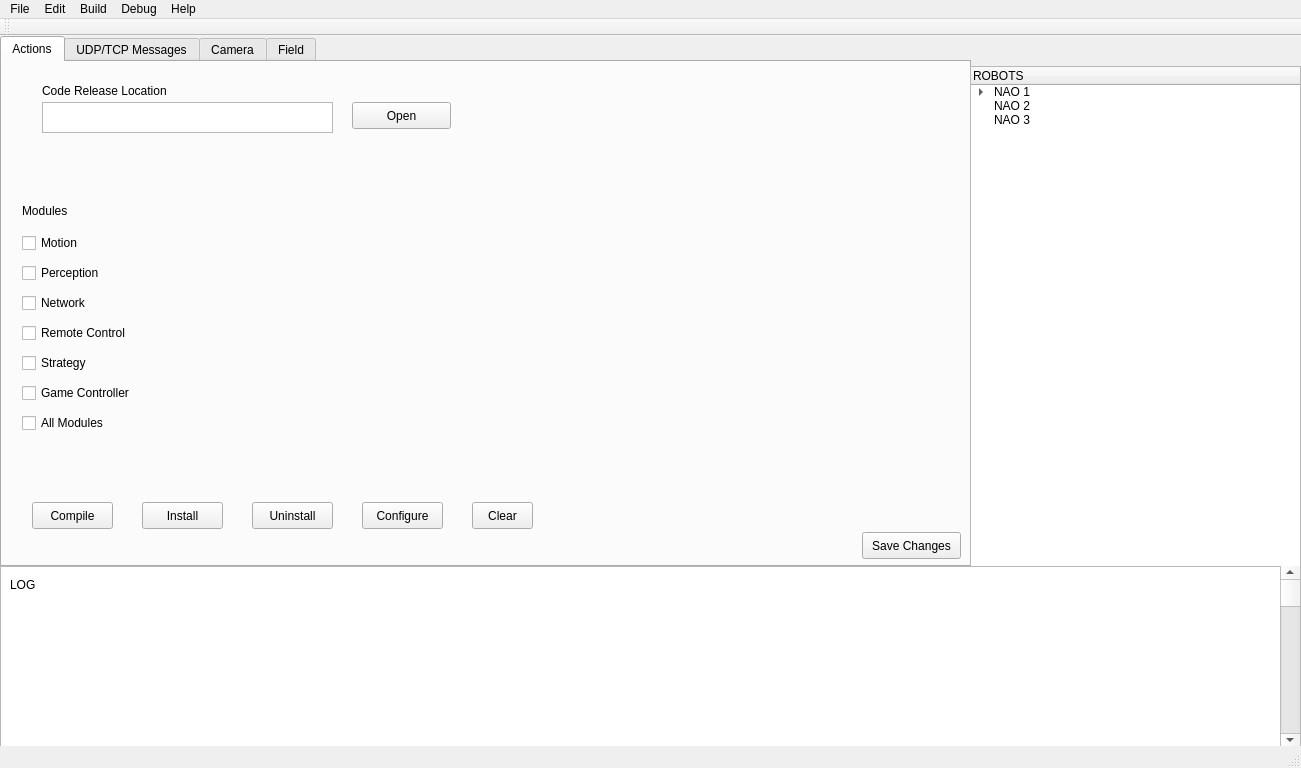
This is supervisorio/mainwindow.ui in pedrohsreis/Supervisorio as Qt 5 draws it before an edit. The edited form follows.
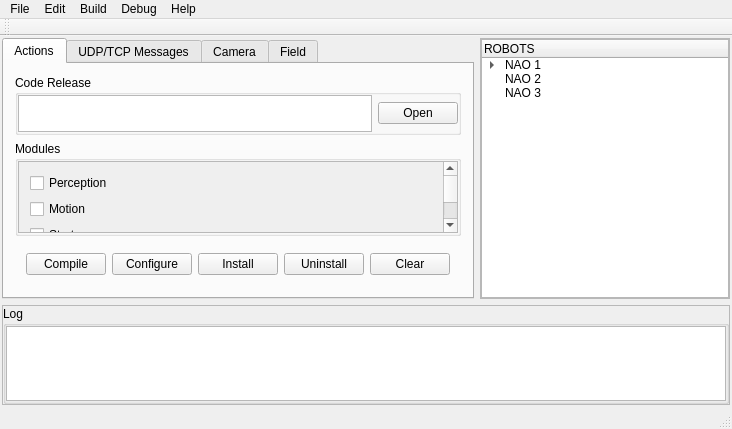
This is the edited form. Icons and pictures are not drawn.

Commit message: Novo design

The edit to the form file:
```diff
--- a/supervisorio/mainwindow.ui
+++ b/supervisorio/mainwindow.ui
@@ -6,8 +6,8 @@
    <rect>
     <x>0</x>
     <y>0</y>
-    <width>1301</width>
-    <height>768</height>
+    <width>714</width>
+    <height>425</height>
    </rect>
   </property>
   <property name="palette">
@@ -112,312 +112,307 @@
     <normaloff>../naoicon.png</normaloff>../naoicon.png</iconset>
   </property>
   <widget class="QWidget" name="centralWidget">
-   <widget class="QTabWidget" name="tabWidget">
+   <layout class="QGridLayout" name="gridLayout">
+    <property name="leftMargin">
+     <number>2</number>
+    </property>
+    <property name="topMargin">
+     <number>2</number>
+    </property>
+    <property name="rightMargin">
+     <number>2</number>
+    </property>
+    <property name="bottomMargin">
+     <number>2</number>
+    </property>
+    <item row="0" column="0">
+     <layout class="QVBoxLayout" name="mainVerticalLayout">
+      <item>
+       <layout class="QHBoxLayout" name="horizontalLayout">
+        <item>
+         <widget class="QTabWidget" name="mainTabs">
     <property name="enabled">
      <bool>true</bool>
     </property>
-    <property name="geometry">
-     <rect>
-      <x>0</x>
-      <y>0</y>
-      <width>971</width>
-      <height>531</height>
-     </rect>
-    </property>
     <property name="currentIndex">
      <number>0</number>
     </property>
-    <widget class="QWidget" name="tab">
+          <widget class="QWidget" name="tabActions">
      <attribute name="title">
       <string>Actions</string>
      </attribute>
+           <layout class="QGridLayout" name="gridLayout_5">
+            <item row="0" column="0">
+             <layout class="QVBoxLayout" name="actionVertical">
+              <item>
+               <widget class="QGroupBox" name="gboxCodeRelease">
+                <property name="sizePolicy">
+                 <sizepolicy hsizetype="Preferred" vsizetype="Fixed">
+                  <horstretch>0</horstretch>
+                  <verstretch>0</verstretch>
+                 </sizepolicy>
+                </property>
+                <property name="minimumSize">
+                 <size>
+                  <width>0</width>
+                  <height>0</height>
+                 </size>
+                </property>
+                <property name="maximumSize">
+                 <size>
+                  <width>16777215</width>
+                  <height>60</height>
+                 </size>
+                </property>
+                <property name="title">
+                 <string>Code Release</string>
+                </property>
+                <layout class="QHBoxLayout" name="horizontalLayout_2">
+                 <property name="leftMargin">
+                  <number>0</number>
+                 </property>
+                 <property name="topMargin">
+                  <number>0</number>
+                 </property>
+                 <property name="rightMargin">
+                  <number>0</number>
+                 </property>
+                 <property name="bottomMargin">
+                  <number>0</number>
+                 </property>
+                 <item>
+                  <widget class="QTextEdit" name="TECodeRelease"/>
+                 </item>
+                 <item>
      <widget class="QPushButton" name="pushButton">
-      <property name="geometry">
-       <rect>
-        <x>350</x>
-        <y>40</y>
-        <width>99</width>
-        <height>27</height>
-       </rect>
-      </property>
       <property name="text">
        <string>Open</string>
       </property>
      </widget>
-     <widget class="QCheckBox" name="checkBox">
-      <property name="geometry">
-       <rect>
-        <x>20</x>
-        <y>170</y>
-        <width>97</width>
-        <height>22</height>
-       </rect>
-      </property>
-      <property name="palette">
-       <palette>
-        <active>
-         <colorrole role="ButtonText">
-          <brush brushstyle="SolidPattern">
-           <color alpha="255">
-            <red>50</red>
-            <green>50</green>
-            <blue>50</blue>
-           </color>
-          </brush>
-         </colorrole>
-        </active>
-        <inactive>
-         <colorrole role="ButtonText">
-          <brush brushstyle="SolidPattern">
-           <color alpha="255">
-            <red>50</red>
-            <green>50</green>
-            <blue>50</blue>
-           </color>
-          </brush>
-         </colorrole>
-        </inactive>
-        <disabled>
-         <colorrole role="ButtonText">
-          <brush brushstyle="SolidPattern">
-           <color alpha="255">
-            <red>159</red>
-            <green>158</green>
-            <blue>158</blue>
-           </color>
-          </brush>
-         </colorrole>
-        </disabled>
-       </palette>
-      </property>
-      <property name="text">
-       <string>Motion</string>
-      </property>
-     </widget>
-     <widget class="QCheckBox" name="checkBox_3">
+                 </item>
+                </layout>
+               </widget>
+              </item>
+              <item>
+               <widget class="QGroupBox" name="gboxModules">
+                <property name="title">
+                 <string>Modules</string>
+                </property>
+                <layout class="QVBoxLayout" name="verticalLayout_2">
+                 <property name="leftMargin">
+                  <number>0</number>
+                 </property>
+                 <property name="topMargin">
+                  <number>0</number>
+                 </property>
+                 <property name="rightMargin">
+                  <number>0</number>
+                 </property>
+                 <property name="bottomMargin">
+                  <number>0</number>
+                 </property>
+                 <item>
+                  <widget class="QScrollArea" name="scrollArea">
+                   <property name="widgetResizable">
+                    <bool>true</bool>
+                   </property>
+                   <widget class="QWidget" name="scrollAreaWidgetContents">
       <property name="geometry">
        <rect>
-        <x>20</x>
-        <y>200</y>
-        <width>101</width>
-        <height>22</height>
-       </rect>
-      </property>
+                      <x>0</x>
+                      <y>0</y>
+                      <width>404</width>
+                      <height>186</height>
+                     </rect>
+                    </property>
+                    <layout class="QVBoxLayout" name="verticalLayout_3">
+                     <item>
+                      <widget class="QCheckBox" name="chkPerception">
       <property name="text">
        <string>Perception</string>
       </property>
      </widget>
+                     </item>
+                     <item>
+                      <widget class="QCheckBox" name="chkMotion">
+                       <property name="palette">
+                        <palette>
+                         <active>
+                          <colorrole role="ButtonText">
+                           <brush brushstyle="SolidPattern">
+                            <color alpha="255">
+                             <red>50</red>
+                             <green>50</green>
+                             <blue>50</blue>
+                            </color>
+                           </brush>
+                          </colorrole>
+                         </active>
+                         <inactive>
+                          <colorrole role="ButtonText">
+                           <brush brushstyle="SolidPattern">
+                            <color alpha="255">
+                             <red>50</red>
+                             <green>50</green>
+                             <blue>50</blue>
+                            </color>
+                           </brush>
+                          </colorrole>
+                         </inactive>
+                         <disabled>
+                          <colorrole role="ButtonText">
+                           <brush brushstyle="SolidPattern">
+                            <color alpha="255">
+                             <red>159</red>
+                             <green>158</green>
+                             <blue>158</blue>
+                            </color>
+                           </brush>
+                          </colorrole>
+                         </disabled>
+                        </palette>
+                       </property>
+                       <property name="text">
+                        <string>Motion</string>
+                       </property>
+                      </widget>
+                     </item>
+                     <item>
+                      <widget class="QCheckBox" name="chkStrategy">
+                       <property name="text">
+                        <string>Strategy</string>
+                       </property>
+                      </widget>
+                     </item>
+                     <item>
+                      <widget class="QCheckBox" name="chkRemoteControl">
+                       <property name="text">
+                        <string>Remote Control</string>
+                       </property>
+                      </widget>
+                     </item>
+                     <item>
+                      <widget class="QCheckBox" name="chkGameController">
+                       <property name="text">
+                        <string>Game Controller</string>
+                       </property>
+                      </widget>
+                     </item>
+                     <item>
+                      <widget class="QCheckBox" name="chkNetwork">
+                       <property name="text">
+                        <string>Network</string>
+                       </property>
+                      </widget>
+                     </item>
+                    </layout>
+                   </widget>
+                  </widget>
+                 </item>
+                </layout>
+               </widget>
+              </item>
+              <item>
+               <widget class="QWidget" name="horizontalWidget_2" native="true">
+                <property name="sizePolicy">
+                 <sizepolicy hsizetype="Preferred" vsizetype="Preferred">
+                  <horstretch>0</horstretch>
+                  <verstretch>0</verstretch>
+                 </sizepolicy>
+                </property>
+                <layout class="QHBoxLayout" name="layoutCodeActions">
+                 <item>
      <widget class="QPushButton" name="pushButton_2">
-      <property name="geometry">
-       <rect>
-        <x>30</x>
-        <y>440</y>
-        <width>81</width>
-        <height>27</height>
-       </rect>
-      </property>
       <property name="text">
        <string>Compile</string>
       </property>
      </widget>
+                 </item>
+                 <item>
+                  <widget class="QPushButton" name="pushButton_6">
+                   <property name="text">
+                    <string>Configure</string>
+                   </property>
+                  </widget>
+                 </item>
+                 <item>
      <widget class="QPushButton" name="pushButton_3">
-      <property name="geometry">
-       <rect>
-        <x>140</x>
-        <y>440</y>
-        <width>81</width>
-        <height>27</height>
-       </rect>
-      </property>
       <property name="text">
        <string>Install</string>
       </property>
      </widget>
+                 </item>
+                 <item>
      <widget class="QPushButton" name="pushButton_4">
-      <property name="geometry">
-       <rect>
-        <x>250</x>
-        <y>440</y>
-        <width>81</width>
-        <height>27</height>
-       </rect>
-      </property>
       <property name="text">
        <string>Uninstall</string>
       </property>
      </widget>
+                 </item>
+                 <item>
      <widget class="QPushButton" name="pushButton_5">
-      <property name="geometry">
-       <rect>
-        <x>470</x>
-        <y>440</y>
-        <width>61</width>
-        <height>27</height>
-       </rect>
-      </property>
       <property name="text">
        <string>Clear</string>
       </property>
      </widget>
-     <widget class="QPushButton" name="pushButton_6">
-      <property name="geometry">
-       <rect>
-        <x>360</x>
-        <y>440</y>
-        <width>81</width>
-        <height>27</height>
-       </rect>
-      </property>
-      <property name="text">
-       <string>Configure</string>
-      </property>
-     </widget>
-     <widget class="QPushButton" name="pushButton_7">
-      <property name="geometry">
-       <rect>
-        <x>860</x>
-        <y>470</y>
-        <width>99</width>
-        <height>27</height>
-       </rect>
-      </property>
-      <property name="text">
-       <string>Save Changes</string>
-      </property>
-     </widget>
-     <widget class="QTextEdit" name="TECodeRelease">
-      <property name="geometry">
-       <rect>
-        <x>40</x>
-        <y>40</y>
-        <width>291</width>
-        <height>31</height>
-       </rect>
-      </property>
-     </widget>
-     <widget class="QCheckBox" name="checkBox_4">
-      <property name="geometry">
-       <rect>
-        <x>20</x>
-        <y>230</y>
-        <width>97</width>
-        <height>22</height>
-       </rect>
-      </property>
-      <property name="text">
-       <string>Network</string>
-      </property>
-     </widget>
-     <widget class="QCheckBox" name="checkBox_5">
-      <property name="geometry">
-       <rect>
-        <x>20</x>
-        <y>260</y>
-        <width>141</width>
-        <height>22</height>
-       </rect>
-      </property>
-      <property name="text">
-       <string>Remote Control</string>
-      </property>
-     </widget>
-     <widget class="QCheckBox" name="checkBox_6">
-      <property name="geometry">
-       <rect>
-        <x>20</x>
-        <y>290</y>
-        <width>141</width>
-        <height>22</height>
-       </rect>
-      </property>
-      <property name="text">
-       <string>Strategy</string>
-      </property>
-     </widget>
-     <widget class="QCheckBox" name="checkBox_7">
-      <property name="geometry">
-       <rect>
-        <x>20</x>
-        <y>320</y>
-        <width>141</width>
-        <height>22</height>
-       </rect>
-      </property>
-      <property name="text">
-       <string>Game Controller</string>
-      </property>
-     </widget>
-     <widget class="QLabel" name="label_6">
-      <property name="geometry">
-       <rect>
-        <x>40</x>
-        <y>20</y>
-        <width>171</width>
-        <height>17</height>
-       </rect>
-      </property>
-      <property name="text">
-       <string>Code Release Location</string>
-      </property>
-     </widget>
-     <widget class="QLabel" name="label_7">
-      <property name="geometry">
-       <rect>
-        <x>20</x>
-        <y>140</y>
-        <width>111</width>
-        <height>17</height>
-       </rect>
-      </property>
-      <property name="text">
-       <string>Modules</string>
-      </property>
-     </widget>
-     <widget class="QCheckBox" name="checkBox_8">
-      <property name="geometry">
-       <rect>
-        <x>20</x>
-        <y>350</y>
-        <width>141</width>
-        <height>22</height>
-       </rect>
-      </property>
-      <property name="text">
-       <string>All Modules</string>
-      </property>
-     </widget>
-    </widget>
-    <widget class="QWidget" name="tab_2">
+                 </item>
+                </layout>
+               </widget>
+              </item>
+             </layout>
+            </item>
+           </layout>
+          </widget>
+          <widget class="QWidget" name="tabMessages">
      <attribute name="title">
       <string>UDP/TCP Messages</string>
      </attribute>
-     <widget class="QCheckBox" name="checkBox_2">
-      <property name="geometry">
-       <rect>
-        <x>20</x>
-        <y>20</y>
-        <width>141</width>
-        <height>22</height>
-       </rect>
-      </property>
-      <property name="text">
-       <string>Game Controller</string>
-      </property>
-     </widget>
-    </widget>
-    <widget class="QWidget" name="tab_3">
+          </widget>
+          <widget class="QWidget" name="tabCamera">
      <attribute name="title">
       <string>Camera</string>
      </attribute>
-     <widget class="QComboBox" name="comboBox">
-      <property name="geometry">
-       <rect>
-        <x>30</x>
-        <y>20</y>
-        <width>131</width>
-        <height>27</height>
-       </rect>
-      </property>
+           <layout class="QGridLayout" name="gridLayout_6">
+            <property name="leftMargin">
+             <number>2</number>
+            </property>
+            <property name="topMargin">
+             <number>2</number>
+            </property>
+            <property name="rightMargin">
+             <number>2</number>
+            </property>
+            <property name="bottomMargin">
+             <number>2</number>
+            </property>
+            <item row="0" column="0">
+             <layout class="QHBoxLayout" name="horizontalLayoutCamera">
+              <item>
+               <widget class="QGroupBox" name="gboxCameraSettings">
+                <property name="sizePolicy">
+                 <sizepolicy hsizetype="Fixed" vsizetype="Preferred">
+                  <horstretch>0</horstretch>
+                  <verstretch>0</verstretch>
+                 </sizepolicy>
+                </property>
+                <property name="minimumSize">
+                 <size>
+                  <width>200</width>
+                  <height>0</height>
+                 </size>
+                </property>
+                <property name="maximumSize">
+                 <size>
+                  <width>200</width>
+                  <height>16777215</height>
+                 </size>
+                </property>
+                <property name="title">
+                 <string>Settings</string>
+                </property>
+                <layout class="QVBoxLayout" name="verticalLayout_5">
+                 <item>
+                  <widget class="QComboBox" name="comboCameraImage">
       <item>
        <property name="text">
         <string>Change Image</string>
@@ -434,157 +429,196 @@
        </property>
       </item>
      </widget>
-     <widget class="QDialogButtonBox" name="buttonBox">
-      <property name="geometry">
-       <rect>
-        <x>770</x>
-        <y>460</y>
-        <width>176</width>
-        <height>27</height>
-       </rect>
-      </property>
-      <property name="standardButtons">
-       <set>QDialogButtonBox::Cancel|QDialogButtonBox::Ok</set>
-      </property>
-     </widget>
-     <widget class="QFrame" name="frame_3">
+                 </item>
+                 <item>
+                  <widget class="QScrollArea" name="scrollArea_2">
+                   <property name="widgetResizable">
+                    <bool>true</bool>
+                   </property>
+                   <widget class="QWidget" name="scrollAreaWidgetContents_2">
       <property name="geometry">
        <rect>
-        <x>-10</x>
-        <y>130</y>
-        <width>241</width>
-        <height>371</height>
-       </rect>
-      </property>
-      <property name="frameShape">
-       <enum>QFrame::StyledPanel</enum>
-      </property>
-      <property name="frameShadow">
-       <enum>QFrame::Raised</enum>
-      </property>
+                      <x>0</x>
+                      <y>-91</y>
+                      <width>160</width>
+                      <height>194</height>
+                     </rect>
+                    </property>
+                    <layout class="QVBoxLayout" name="verticalLayout_6">
+                     <item>
       <widget class="QLabel" name="label">
-       <property name="geometry">
-        <rect>
-         <x>30</x>
-         <y>20</y>
-         <width>81</width>
-         <height>17</height>
-        </rect>
+                       <property name="sizePolicy">
+                        <sizepolicy hsizetype="Preferred" vsizetype="Fixed">
+                         <horstretch>0</horstretch>
+                         <verstretch>0</verstretch>
+                        </sizepolicy>
        </property>
        <property name="text">
         <string>Brightness</string>
        </property>
       </widget>
-      <widget class="QSlider" name="horizontalSlider">
+                     </item>
+                     <item>
+                      <widget class="QSlider" name="sliderCameraBrightness">
        <property name="enabled">
         <bool>true</bool>
        </property>
-       <property name="geometry">
-        <rect>
-         <x>20</x>
-         <y>50</y>
-         <width>160</width>
-         <height>29</height>
-        </rect>
-       </property>
        <property name="orientation">
         <enum>Qt::Horizontal</enum>
        </property>
       </widget>
+                     </item>
+                     <item>
       <widget class="QLabel" name="label_2">
-       <property name="geometry">
-        <rect>
-         <x>30</x>
-         <y>90</y>
-         <width>81</width>
-         <height>17</height>
-        </rect>
+                       <property name="sizePolicy">
+                        <sizepolicy hsizetype="Preferred" vsizetype="Fixed">
+                         <horstretch>0</horstretch>
+                         <verstretch>0</verstretch>
+                        </sizepolicy>
        </property>
        <property name="text">
         <string>Saturation</string>
        </property>
       </widget>
-      <widget class="QSlider" name="horizontalSlider_2">
-       <property name="geometry">
-        <rect>
-         <x>20</x>
-         <y>120</y>
-         <width>160</width>
-         <height>29</height>
-        </rect>
-       </property>
+                     </item>
+                     <item>
+                      <widget class="QSlider" name="sliderCameraSaturation">
        <property name="orientation">
         <enum>Qt::Horizontal</enum>
        </property>
       </widget>
-      <widget class="QSlider" name="horizontalSlider_3">
-       <property name="geometry">
-        <rect>
-         <x>20</x>
-         <y>200</y>
-         <width>160</width>
-         <height>29</height>
-        </rect>
-       </property>
-       <property name="orientation">
-        <enum>Qt::Horizontal</enum>
-       </property>
-      </widget>
+                     </item>
+                     <item>
       <widget class="QLabel" name="label_3">
-       <property name="geometry">
-        <rect>
-         <x>30</x>
-         <y>170</y>
-         <width>81</width>
-         <height>17</height>
-        </rect>
+                       <property name="sizePolicy">
+                        <sizepolicy hsizetype="Preferred" vsizetype="Fixed">
+                         <horstretch>0</horstretch>
+                         <verstretch>0</verstretch>
+                        </sizepolicy>
        </property>
        <property name="text">
         <string>Contrast</string>
        </property>
       </widget>
+                     </item>
+                     <item>
+                      <widget class="QSlider" name="sliderCameraContrast">
+                       <property name="orientation">
+                        <enum>Qt::Horizontal</enum>
+                       </property>
+                      </widget>
+                     </item>
+                     <item>
       <widget class="QLabel" name="label_4">
-       <property name="geometry">
-        <rect>
-         <x>30</x>
-         <y>250</y>
-         <width>81</width>
-         <height>17</height>
-        </rect>
+                       <property name="sizePolicy">
+                        <sizepolicy hsizetype="Preferred" vsizetype="Fixed">
+                         <horstretch>0</horstretch>
+                         <verstretch>0</verstretch>
+                        </sizepolicy>
        </property>
        <property name="text">
         <string>Sharpness</string>
        </property>
       </widget>
-      <widget class="QSlider" name="horizontalSlider_4">
-       <property name="geometry">
-        <rect>
-         <x>20</x>
-         <y>280</y>
-         <width>160</width>
-         <height>29</height>
-        </rect>
-       </property>
+                     </item>
+                     <item>
+                      <widget class="QSlider" name="sliderCameraSharpness">
        <property name="orientation">
         <enum>Qt::Horizontal</enum>
        </property>
       </widget>
-     </widget>
-    </widget>
-    <widget class="QWidget" name="tab_4">
+                     </item>
+                     <item>
+                      <spacer name="verticalSpacer">
+                       <property name="orientation">
+                        <enum>Qt::Vertical</enum>
+                       </property>
+                       <property name="sizeHint" stdset="0">
+                        <size>
+                         <width>20</width>
+                         <height>40</height>
+                        </size>
+                       </property>
+                      </spacer>
+                     </item>
+                    </layout>
+                   </widget>
+                  </widget>
+                 </item>
+                 <item>
+                  <widget class="QDialogButtonBox" name="btnBoxCamera">
+                   <property name="standardButtons">
+                    <set>QDialogButtonBox::Discard|QDialogButtonBox::Save</set>
+                   </property>
+                   <property name="centerButtons">
+                    <bool>false</bool>
+                   </property>
+                  </widget>
+                 </item>
+                </layout>
+               </widget>
+              </item>
+              <item>
+               <widget class="QFrame" name="frameCameraImage">
+                <property name="frameShape">
+                 <enum>QFrame::StyledPanel</enum>
+                </property>
+                <property name="frameShadow">
+                 <enum>QFrame::Raised</enum>
+                </property>
+                <layout class="QGridLayout" name="gridLayout_7">
+                 <property name="leftMargin">
+                  <number>1</number>
+                 </property>
+                 <property name="topMargin">
+                  <number>1</number>
+                 </property>
+                 <property name="rightMargin">
+                  <number>1</number>
+                 </property>
+                 <property name="bottomMargin">
+                  <number>1</number>
+                 </property>
+                 <item row="0" column="0">
+                  <widget class="QLabel" name="lblCameraImage">
+                   <property name="text">
+                    <string>No Image</string>
+                   </property>
+                   <property name="scaledContents">
+                    <bool>false</bool>
+                   </property>
+                   <property name="alignment">
+                    <set>Qt::AlignCenter</set>
+                   </property>
+                  </widget>
+                 </item>
+                </layout>
+               </widget>
+              </item>
+             </layout>
+            </item>
+           </layout>
+          </widget>
+          <widget class="QWidget" name="tabField">
      <attribute name="title">
       <string>Field</string>
      </attribute>
     </widget>
    </widget>
-   <widget class="QFrame" name="frame">
-    <property name="geometry">
-     <rect>
-      <x>970</x>
-      <y>30</y>
-      <width>331</width>
-      <height>501</height>
-     </rect>
+        </item>
+        <item>
+         <widget class="QFrame" name="frameRobots">
+          <property name="sizePolicy">
+           <sizepolicy hsizetype="Fixed" vsizetype="Preferred">
+            <horstretch>0</horstretch>
+            <verstretch>0</verstretch>
+           </sizepolicy>
+          </property>
+          <property name="minimumSize">
+           <size>
+            <width>250</width>
+            <height>0</height>
+           </size>
     </property>
     <property name="frameShape">
      <enum>QFrame::StyledPanel</enum>
@@ -592,15 +626,21 @@
     <property name="frameShadow">
      <enum>QFrame::Raised</enum>
     </property>
-    <widget class="QTreeWidget" name="treeWidget">
-     <property name="geometry">
-      <rect>
-       <x>0</x>
-       <y>0</y>
-       <width>331</width>
-       <height>501</height>
-      </rect>
-     </property>
+          <layout class="QGridLayout" name="gridLayout_4">
+           <property name="leftMargin">
+            <number>0</number>
+           </property>
+           <property name="topMargin">
+            <number>0</number>
+           </property>
+           <property name="rightMargin">
+            <number>0</number>
+           </property>
+           <property name="bottomMargin">
+            <number>0</number>
+           </property>
+           <item row="0" column="0">
+            <widget class="QTreeWidget" name="treeRobots">
      <property name="palette">
       <palette>
        <active>
@@ -664,15 +704,25 @@
       </property>
      </item>
     </widget>
-   </widget>
-   <widget class="QFrame" name="frame_2">
-    <property name="geometry">
-     <rect>
-      <x>0</x>
-      <y>530</y>
-      <width>1301</width>
-      <height>181</height>
-     </rect>
+           </item>
+          </layout>
+         </widget>
+        </item>
+       </layout>
+      </item>
+      <item>
+       <widget class="QFrame" name="frameLog">
+        <property name="sizePolicy">
+         <sizepolicy hsizetype="Preferred" vsizetype="Fixed">
+          <horstretch>0</horstretch>
+          <verstretch>0</verstretch>
+         </sizepolicy>
+        </property>
+        <property name="minimumSize">
+         <size>
+          <width>0</width>
+          <height>100</height>
+         </size>
     </property>
     <property name="frameShape">
      <enum>QFrame::StyledPanel</enum>
@@ -680,43 +730,49 @@
     <property name="frameShadow">
      <enum>QFrame::Raised</enum>
     </property>
-    <widget class="QTextBrowser" name="textBrowser_2">
-     <property name="geometry">
-      <rect>
-       <x>0</x>
-       <y>0</y>
-       <width>1281</width>
-       <height>181</height>
-      </rect>
-     </property>
-    </widget>
-    <widget class="QScrollBar" name="verticalScrollBar">
-     <property name="geometry">
-      <rect>
-       <x>1280</x>
-       <y>0</y>
-       <width>20</width>
-       <height>181</height>
-      </rect>
-     </property>
-     <property name="orientation">
-      <enum>Qt::Vertical</enum>
-     </property>
-    </widget>
-    <widget class="QLabel" name="label_5">
-     <property name="geometry">
-      <rect>
-       <x>10</x>
-       <y>10</y>
-       <width>67</width>
-       <height>17</height>
-      </rect>
-     </property>
-     <property name="text">
-      <string>LOG</string>
-     </property>
-    </widget>
-   </widget>
+        <layout class="QGridLayout" name="gridLayout_2">
+         <property name="leftMargin">
+          <number>0</number>
+         </property>
+         <property name="topMargin">
+          <number>0</number>
+         </property>
+         <property name="rightMargin">
+          <number>0</number>
+         </property>
+         <property name="bottomMargin">
+          <number>0</number>
+         </property>
+         <item row="0" column="0">
+          <widget class="QGroupBox" name="gboxLog">
+           <property name="title">
+            <string>Log</string>
+           </property>
+           <layout class="QGridLayout" name="gridLayout_3">
+            <property name="leftMargin">
+             <number>0</number>
+            </property>
+            <property name="topMargin">
+             <number>0</number>
+            </property>
+            <property name="rightMargin">
+             <number>0</number>
+            </property>
+            <property name="bottomMargin">
+             <number>0</number>
+            </property>
+            <item row="0" column="0">
+             <widget class="QTextBrowser" name="txtBoxLog"/>
+            </item>
+           </layout>
+          </widget>
+         </item>
+        </layout>
+       </widget>
+      </item>
+     </layout>
+    </item>
+   </layout>
   </widget>
   <widget class="QStatusBar" name="statusBar"/>
   <widget class="QMenuBar" name="menuBar">
@@ -724,8 +780,8 @@
     <rect>
      <x>0</x>
      <y>0</y>
-     <width>1301</width>
-     <height>25</height>
+     <width>714</width>
+     <height>22</height>
     </rect>
    </property>
    <widget class="QMenu" name="menuNAO_Rinobot">
```
Lines whose indentation alone changed are shown as unchanged. The commit also changes 4 other files.
